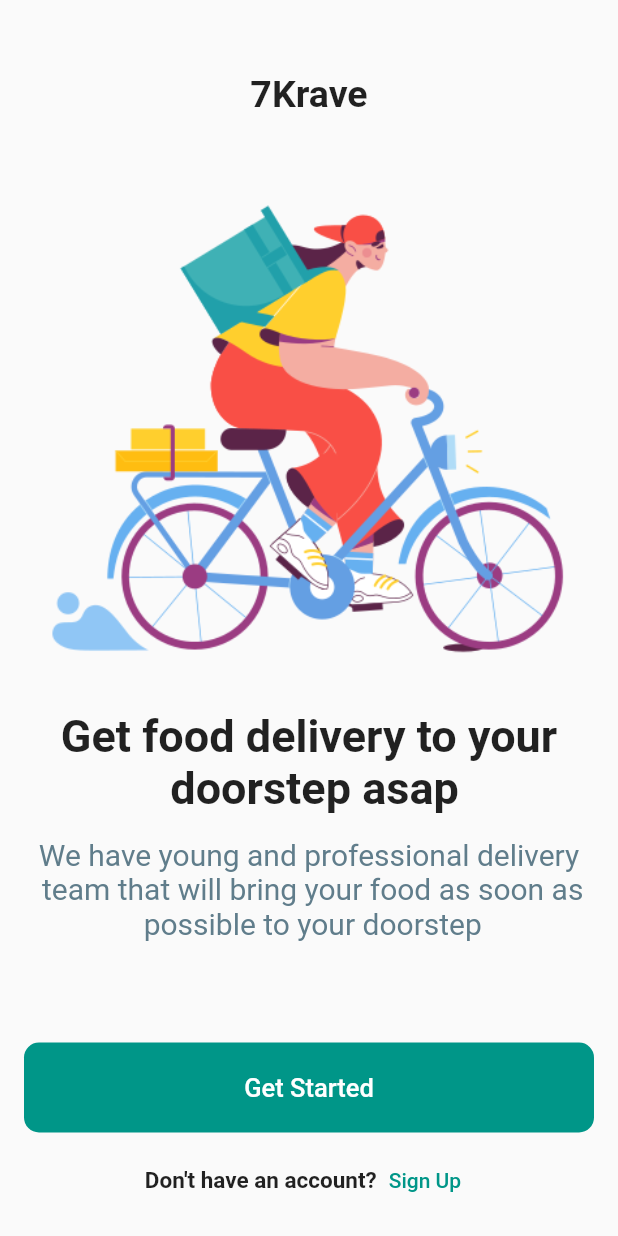
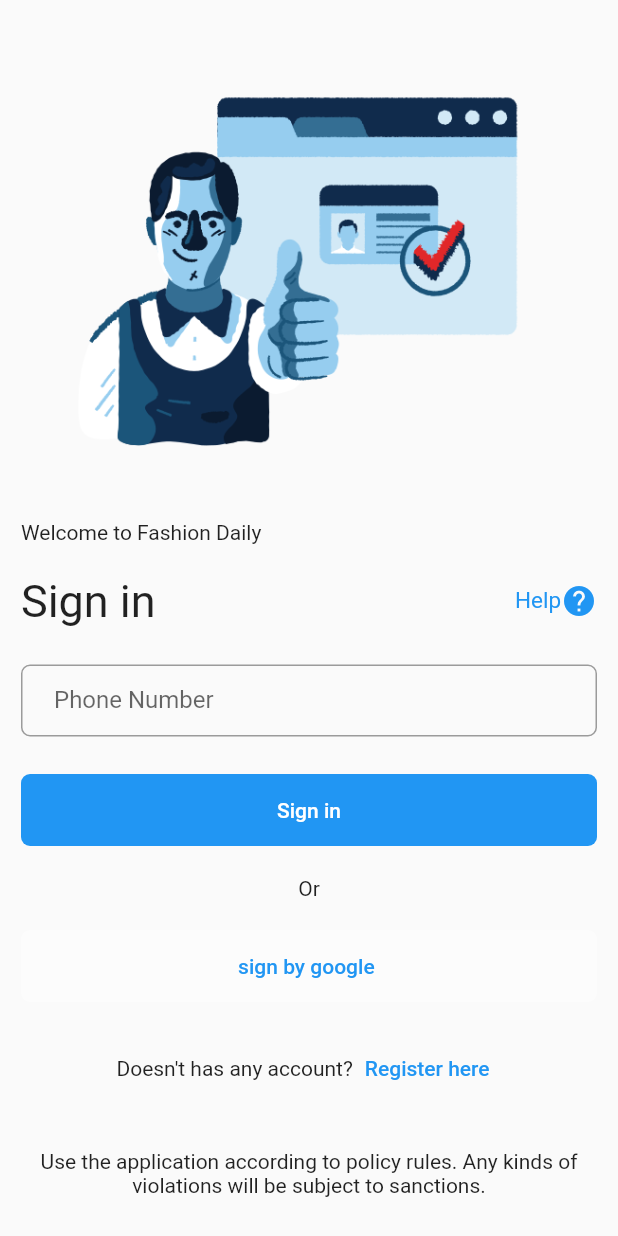
Before and after one commit to aafndeenaa/task-one-intern-algoriza, a Flutter app: the screen it shows after launch, after a tap on "Sign Up", on a phone screen of 412 x 824 dp. Run offline on Flutter 3.47's test engine with Material 2 defaults, Android fonts, the phone set to English and light mode, and no system bars.

```diff
--- /dev/null
+++ b/lib/component/my_button.dart
@@ -0,0 +1,40 @@
+import 'package:flutter/material.dart';
+
+class MyButton extends StatelessWidget {
+  String text;
+  double width;
+  Color color;
+  Color textColor;
+  VoidCallback onClilc;
+  BorderRadiusGeometry radius;
+
+  MyButton(
+      {Key? key,
+      required this.width,
+      required this.onClilc,
+      required this.text,
+      required this.color,
+      required this.radius,
+      required this.textColor})
+      : super(key: key);
+
+  @override
+  Widget build(BuildContext context) {
+    return Container(
+      width: width,
+      decoration: BoxDecoration(
+        borderRadius: radius,
+        color: color,
+      ),
+      child: MaterialButton(
+        onPressed: () {
+          onClilc();
+        },
+        child: Text(
+          text,
+          style: TextStyle(color: textColor),
+        ),
+      ),
+    );
+  }
+}
--- /dev/null
+++ b/lib/component/my_form.dart
@@ -0,0 +1,37 @@
+import 'package:flutter/material.dart';
+
+class MyForm extends StatelessWidget {
+  final String lable;
+  final String validaiton;
+  final double radius;
+  final TextInputType keyBordType;
+  final TextEditingController controller;
+
+  MyForm({
+    Key? key,
+    required this.lable,
+    required this.controller,
+    this.radius = 6,
+    required this.validaiton,
+    required this.keyBordType,
+  }) : super(key: key);
+
+  @override
+  Widget build(BuildContext context) {
+    return TextFormField(
+      validator: (value) {
+        if (value!.isEmpty) {
+          return validaiton;
+        }
+        return null;
+      },
+      controller: controller,
+      keyboardType: TextInputType.phone,
+      decoration: InputDecoration(
+          labelText: lable,
+          contentPadding: const EdgeInsets.symmetric(horizontal: 22),
+          border:
+              OutlineInputBorder(borderRadius: BorderRadius.circular(radius))),
+    );
+  }
+}
--- a/lib/main.dart
+++ b/lib/main.dart
@@ -1,5 +1,5 @@
 import 'package:flutter/material.dart';
-import 'package:task_one/onboarding.dart';
+import 'package:task_one/onboarding/onboarding.dart';
 
 void main() {
   runApp(const MyApp());
--- a/lib/onboarding.dart
+++ b/lib/onboarding/onboarding.dart
@@ -1,6 +1,7 @@
 import 'package:flutter/material.dart';
-import 'package:task_one/image_model.dart';
-import 'package:task_one/onboarding_model.dart';
+import 'package:task_one/onboarding/image_model.dart';
+import 'package:task_one/onboarding/onboarding_model.dart';
+import 'package:task_one/sign_in/sign_in.dart';
 
 class OnBoarding extends StatelessWidget {
   OnBoarding({Key? key}) : super(key: key);
@@ -91,7 +92,15 @@ class OnBoarding extends StatelessWidget {
                             fontWeight: FontWeight.bold, fontSize: 15),
                       ),
                       TextButton(
-                          onPressed: () {},
+                          onPressed: () {
+                            Navigator.push(
+                              context,
+                              MaterialPageRoute(
+                                builder: (BuildContext context) =>
+                                    SignInScreen(),
+                              ),
+                            );
+                          },
                           child: const Text(
                             "Sign Up",
                             style: TextStyle(color: Colors.teal),
--- /dev/null
+++ b/lib/sign_in/sign_in.dart
@@ -0,0 +1,127 @@
+import 'package:flutter/material.dart';
+import 'package:task_one/component/my_button.dart';
+import 'package:task_one/component/my_form.dart';
+import 'package:task_one/register/register_screen.dart';
+
+class SignInScreen extends StatelessWidget {
+  TextEditingController phoneController = TextEditingController();
+
+  SignInScreen({Key? key}) : super(key: key);
+
+  @override
+  Widget build(BuildContext context) {
+    return Scaffold(
+      body: Padding(
+        padding: const EdgeInsets.all(14.0),
+        child: SafeArea(
+          child: Column(
+            crossAxisAlignment: CrossAxisAlignment.start,
+            children: [
+              const SizedBox(
+                height: 20,
+              ),
+              Image.asset(
+                "assets/images/login.png",
+              ),
+              const SizedBox(
+                height: 25,
+              ),
+              const Text(
+                'Welcome to Fashion Daily',
+                style: TextStyle(fontSize: 14),
+              ),
+              const SizedBox(
+                height: 20,
+              ),
+              Row(
+                mainAxisAlignment: MainAxisAlignment.spaceBetween,
+                children: [
+                  const Text(
+                    'Sign in',
+                    style: TextStyle(
+                      fontSize: 30,
+                    ),
+                  ),
+                  InkWell(
+                    onTap: () {},
+                    child: Row(
+                      children: const [
+                        Text(
+                          'Help',
+                          style: TextStyle(fontSize: 15, color: Colors.blue),
+                        ),
+                        Icon(
+                          Icons.help,
+                          color: Colors.blue,
+                        )
+                      ],
+                    ),
+                  ),
+                ],
+              ),
+              const SizedBox(
+                height: 25,
+              ),
+              MyForm(
+                  lable: 'Phone Number ',
+                  controller: phoneController,
+                  validaiton: 'Phone number must not be empty',
+                  keyBordType: TextInputType.phone),
+              const SizedBox(
+                height: 25,
+              ),
+              MyButton(
+                  onClilc: () {},
+                  width: double.infinity,
+                  text: 'Sign in',
+                  color: Colors.blue,
+                  radius: BorderRadius.circular(6),
+                  textColor: Colors.white),
+              const SizedBox(
+                height: 20,
+              ),
+              const Center(child: Text('Or')),
+              const SizedBox(
+                height: 20,
+              ),
+              MyButton(
+                  onClilc: () {},
+                  text: 'sign by google ',
+                  width: double.infinity,
+                  color: Colors.white38,
+                  radius: BorderRadius.circular(6),
+                  textColor: Colors.blue),
+              const SizedBox(
+                height: 20,
+              ),
+              Row(
+                mainAxisAlignment: MainAxisAlignment.center,
+                children: [
+                  const Text("Doesn't has any account?"),
+                  TextButton(
+                      onPressed: () {
+                        Navigator.push(
+                          context,
+                          MaterialPageRoute(
+                            builder: (BuildContext context) => RegisterScreen(),
+                          ),
+                        );
+                      },
+                      child: const Text('Register here'))
+                ],
+              ),
+              const SizedBox(
+                height: 30,
+              ),
+              const Center(
+                  child: Text(
+                "Use the application according to policy rules. Any kinds of violations will be subject to sanctions.",
+                textAlign: TextAlign.center,
+              ))
+            ],
+          ),
+        ),
+      ),
+    );
+  }
+}
```
Also changed, not shown: lib/register/register_screen.dart (added, +151 -0 lines), assets/images/login.png (added), assets/images/register.png (added), lib/onboarding/image_model.dart (renamed from lib/image_model.dart), lib/onboarding/onboarding_model.dart (renamed from lib/onboarding_model.dart).
